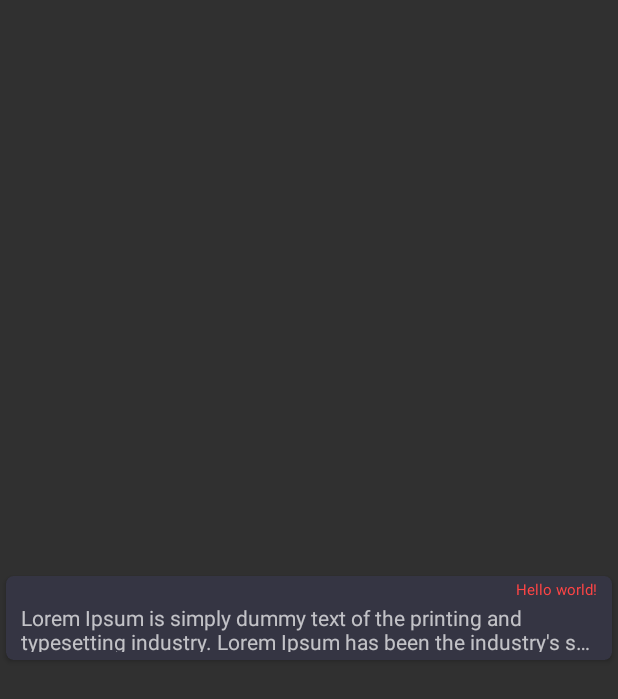
After one commit to morristech/SearchBubble, an Android app: the layout item_clip_list_mini.xml on its own in the app's theme, with its tools: preview values and no code run, on a phone screen of 412 x 824 dp. The commit adds this screen. Shown: the top 699 px of the screen. Run offline under Robolectric (Android 15) with nearby library versions, the phone set to English and light mode, and no system bars.

Commit message:
add minicliplist

```diff
--- a/app/src/main/java/com/tunjos/searchbubble/activities/MainActivity.java
+++ b/app/src/main/java/com/tunjos/searchbubble/activities/MainActivity.java
@@ -97,7 +97,7 @@ public class MainActivity extends AppCompatActivity implements ClipListAdapter.O
     }
 
     private void initializeClipListAdapter() {
-        clipListAdapter = new ClipListAdapter(this);
+        clipListAdapter = new ClipListAdapter(this, false);
         rvClipList.setAdapter(clipListAdapter);
     }
 
--- a/app/src/main/java/com/tunjos/searchbubble/adapters/ClipListAdapter.java
+++ b/app/src/main/java/com/tunjos/searchbubble/adapters/ClipListAdapter.java
@@ -20,6 +20,7 @@ import java.util.Locale;
 
 import butterknife.ButterKnife;
 import butterknife.InjectView;
+import butterknife.Optional;
 
 /**
  * Created by tunjos on 22/06/2015.
@@ -29,8 +30,10 @@ public class ClipListAdapter extends RealmRecyclerViewAdapter<Clip> implements I
     private OnItemClickListener onItemClickListener;
     private OnItemDismissListener onItemDismissListener;
     private int colorSbBlue;
+    private boolean loadMiniClipList;
 
-    public ClipListAdapter(Context context) {
+    public ClipListAdapter(Context context, boolean loadMiniClipList) {
+        this.loadMiniClipList = loadMiniClipList;
         sdf = new SimpleDateFormat(MyConstants.DATE_FORMAT, Locale.getDefault());
         if (context instanceof MainActivity) {
             onItemDismissListener = (MainActivity) context;
@@ -47,7 +50,7 @@ public class ClipListAdapter extends RealmRecyclerViewAdapter<Clip> implements I
     public class ClipViewHolder extends RecyclerView.ViewHolder implements View.OnClickListener, ItemTouchHelperViewHolder {
         @InjectView(R.id.tvText) TextView tvText;
         @InjectView(R.id.tvDate) TextView tvDate;
-        @InjectView(R.id.imgvType) ImageView imgvType;
+        @Optional @InjectView(R.id.imgvType) ImageView imgvType;
 
         public ClipViewHolder(View view) {
             super(view);
@@ -76,7 +79,12 @@ public class ClipListAdapter extends RealmRecyclerViewAdapter<Clip> implements I
 
     @Override
     public RecyclerView.ViewHolder onCreateViewHolder(ViewGroup parent, int viewType) {
-        View inflatedView = LayoutInflater.from(parent.getContext()).inflate(R.layout.item_clip_list, parent, false);
+        View inflatedView;
+        if (loadMiniClipList) {
+            inflatedView = LayoutInflater.from(parent.getContext()).inflate(R.layout.item_clip_list_mini, parent, false);
+        } else {
+            inflatedView = LayoutInflater.from(parent.getContext()).inflate(R.layout.item_clip_list, parent, false);
+        }
         ClipViewHolder viewHolder = new ClipViewHolder(inflatedView);
         return viewHolder;
     }
@@ -89,8 +97,11 @@ public class ClipListAdapter extends RealmRecyclerViewAdapter<Clip> implements I
         String date = sdf.format(clip.getCreationDate().getTime());
         clipViewHolder.tvText.setText(clip.getText());
         clipViewHolder.tvDate.setText(date);
-        clipViewHolder.imgvType.setImageResource(getImageTypeResource(clip.getType()));
-        clipViewHolder.imgvType.setBackgroundResource(getImageTypeBackground(clip.getType()));
+
+        if (!loadMiniClipList) {
+            clipViewHolder.imgvType.setImageResource(getImageTypeResource(clip.getType()));
+            clipViewHolder.imgvType.setBackgroundResource(getImageTypeBackground(clip.getType()));
+        }
     }
 
     private int getImageTypeResource(int type) {
--- a/app/src/main/java/com/tunjos/searchbubble/services/FloatingBubbleService.java
+++ b/app/src/main/java/com/tunjos/searchbubble/services/FloatingBubbleService.java
@@ -184,7 +184,7 @@ public class FloatingBubbleService extends Service implements ClipListAdapter.On
         layoutManager = new LinearLayoutManager(this);
         rvClipList.setLayoutManager(layoutManager);
 
-        clipListAdapter = new ClipListAdapter(this);
+        clipListAdapter = new ClipListAdapter(this, true);
         rvClipList.setAdapter(clipListAdapter);
 
         realm = Realm.getInstance(getApplicationContext());
--- /dev/null
+++ b/app/src/main/res/layout/item_clip_list_mini.xml
@@ -0,0 +1,50 @@
+<?xml version="1.0" encoding="utf-8"?>
+<android.support.v7.widget.CardView
+    xmlns:android="http://schemas.android.com/apk/res/android"
+    xmlns:card_view="http://schemas.android.com/apk/res-auto"
+    android:id="@+id/card_view"
+    android:layout_gravity="center"
+    android:layout_width="match_parent"
+    android:layout_height="65dp"
+    card_view:cardElevation="2dp"
+    card_view:cardUseCompatPadding="true"
+    android:paddingLeft="16dp"
+    android:paddingRight="16dp"
+    card_view:cardBackgroundColor="@color/sb_blue"
+    card_view:cardCornerRadius="5dp">
+    <RelativeLayout
+        android:layout_width="match_parent" android:layout_height="match_parent">
+        <TextView
+            android:id="@+id/tvDate"
+            android:layout_alignParentRight="true"
+            android:layout_alignParentEnd="true"
+            android:layout_alignParentTop="true"
+            android:layout_marginTop="2dp"
+            android:layout_marginBottom="2dp"
+            android:layout_marginRight="10dp"
+            android:layout_marginEnd="10dp"
+            android:textSize="10sp"
+            android:layout_width="wrap_content"
+            android:textColor="@color/sb_red_dark"
+            android:layout_height="wrap_content"
+            android:text="@string/hello_world"/>
+
+        <TextView
+            android:id="@+id/tvText"
+            android:layout_width="wrap_content"
+            android:layout_height="wrap_content"
+            android:layout_centerVertical="true"
+            android:layout_marginLeft="10dp"
+            android:layout_below="@id/tvDate"
+            android:text="@string/hello_long"
+            android:fontFamily="sans-serif"
+            android:ellipsize="end"
+            android:maxLines="2"
+            android:autoLink="web"
+            android:linksClickable="false"
+            android:textColorLink="@color/sb_red"
+            android:layout_marginRight="10dp"
+            android:layout_marginBottom="5dp"/>
+
+    </RelativeLayout>
+</android.support.v7.widget.CardView>
```
